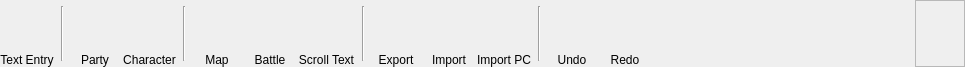
First picture: the form in DMHelper/src/ribbontabcampaign.ui, repository MMetze/DMHelper, before the edit.
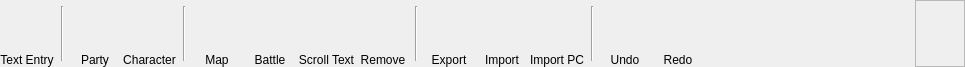
Second picture: the form after the edit. Icons and pictures are not drawn. Custom widgets are drawn as their Qt base class.

```diff
--- a/DMHelper/src/ribbontabcampaign.ui
+++ b/DMHelper/src/ribbontabcampaign.ui
@@ -400,6 +400,58 @@
      </item>
     </layout>
    </item>
+   <item>
+    <layout class="QVBoxLayout" name="verticalLayout_8">
+     <property name="spacing">
+      <number>0</number>
+     </property>
+     <item>
+      <widget class="QPushButton" name="btnRemove">
+       <property name="minimumSize">
+        <size>
+         <width>50</width>
+         <height>50</height>
+        </size>
+       </property>
+       <property name="maximumSize">
+        <size>
+         <width>50</width>
+         <height>50</height>
+        </size>
+       </property>
+       <property name="toolTip">
+        <string>Add a scrolling text entry to the campaign</string>
+       </property>
+       <property name="text">
+        <string/>
+       </property>
+       <property name="icon">
+        <iconset resource="resources.qrc">
+         <normaloff>:/img/data/icon_remove.png</normaloff>:/img/data/icon_remove.png</iconset>
+       </property>
+       <property name="iconSize">
+        <size>
+         <width>40</width>
+         <height>40</height>
+        </size>
+       </property>
+       <property name="flat">
+        <bool>true</bool>
+       </property>
+      </widget>
+     </item>
+     <item>
+      <widget class="QLabel" name="lblRemove">
+       <property name="text">
+        <string>Remove</string>
+       </property>
+       <property name="alignment">
+        <set>Qt::AlignBottom|Qt::AlignHCenter</set>
+       </property>
+      </widget>
+     </item>
+    </layout>
+   </item>
    <item>
     <widget class="Line" name="line">
      <property name="minimumSize">
```
